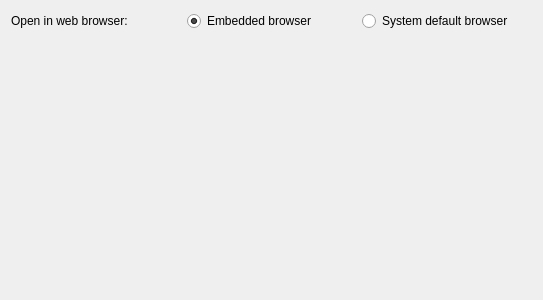
First picture: the form in qtribu/resources/gui/dlg_settings.ui, repository geotribu/qtribu, before the edit.
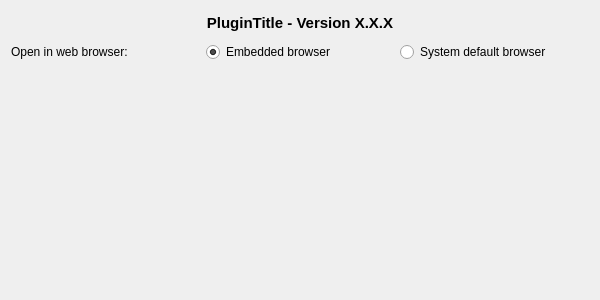
Second picture: the form after the edit.

```diff
--- a/qtribu/resources/gui/dlg_settings.ui
+++ b/qtribu/resources/gui/dlg_settings.ui
@@ -6,10 +6,22 @@
    <rect>
     <x>0</x>
     <y>0</y>
-    <width>543</width>
+    <width>600</width>
     <height>300</height>
    </rect>
   </property>
+  <property name="sizePolicy">
+   <sizepolicy hsizetype="Expanding" vsizetype="Preferred">
+    <horstretch>0</horstretch>
+    <verstretch>0</verstretch>
+   </sizepolicy>
+  </property>
+  <property name="minimumSize">
+   <size>
+    <width>600</width>
+    <height>200</height>
+   </size>
+  </property>
   <property name="windowTitle">
    <string>Settings</string>
   </property>
@@ -20,8 +32,8 @@
    <locale language="English" country="UnitedStates"/>
   </property>
   <layout class="QGridLayout" name="gridLayout_2">
-   <item row="0" column="1">
-    <layout class="QHBoxLayout" name="lyt_">
+   <item row="1" column="1">
+    <layout class="QHBoxLayout" name="lyt_global">
      <item>
       <widget class="QLabel" name="lbl_browser">
        <property name="toolTip">
@@ -51,7 +63,7 @@
      </item>
     </layout>
    </item>
-   <item row="1" column="1">
+   <item row="3" column="1">
     <spacer name="verticalSpacer">
      <property name="orientation">
       <enum>Qt::Vertical</enum>
@@ -64,6 +76,50 @@
      </property>
     </spacer>
    </item>
+   <item row="0" column="1">
+    <widget class="QLabel" name="lbl_title">
+     <property name="minimumSize">
+      <size>
+       <width>50</width>
+       <height>25</height>
+      </size>
+     </property>
+     <property name="font">
+      <font>
+       <pointsize>11</pointsize>
+       <weight>75</weight>
+       <bold>true</bold>
+      </font>
+     </property>
+     <property name="toolTip">
+      <string notr="true"/>
+     </property>
+     <property name="autoFillBackground">
+      <bool>true</bool>
+     </property>
+     <property name="frameShape">
+      <enum>QFrame::NoFrame</enum>
+     </property>
+     <property name="frameShadow">
+      <enum>QFrame::Raised</enum>
+     </property>
+     <property name="text">
+      <string notr="true">PluginTitle - Version X.X.X</string>
+     </property>
+     <property name="scaledContents">
+      <bool>true</bool>
+     </property>
+     <property name="alignment">
+      <set>Qt::AlignCenter</set>
+     </property>
+     <property name="margin">
+      <number>5</number>
+     </property>
+     <property name="textInteractionFlags">
+      <set>Qt::TextSelectableByMouse</set>
+     </property>
+    </widget>
+   </item>
   </layout>
  </widget>
  <resources/>
```
